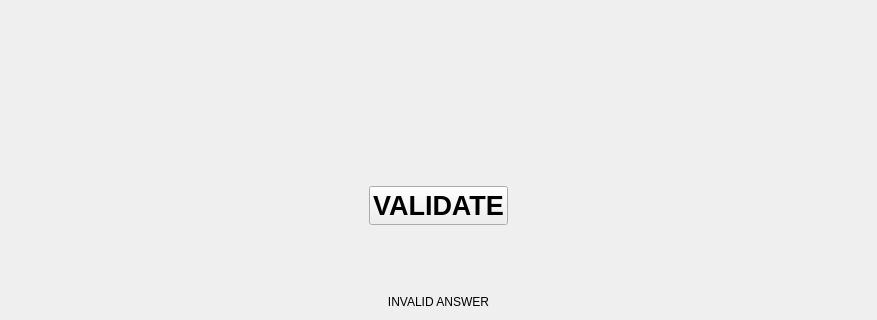
Before: the Qt Designer form keybuilder/licensewidget.ui in QtWorks/keymanager, drawn with Qt 5; both pictures show x 0 to 877 and y 215 to 535 of the 877 by 535 pixel window.
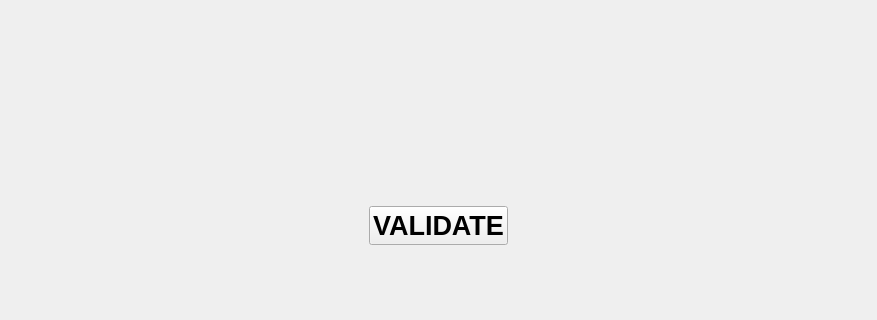
After: the same form once the commit is applied. Custom widgets are drawn as their Qt base class.

```diff
--- a/keybuilder/licensewidget.ui
+++ b/keybuilder/licensewidget.ui
@@ -171,20 +171,6 @@
      </property>
     </spacer>
    </item>
-   <item row="10" column="0">
-    <layout class="QHBoxLayout" name="horizontalLayout_2">
-     <item>
-      <widget class="QLabel" name="errorLabelWidget">
-       <property name="text">
-        <string>INVALID ANSWER</string>
-       </property>
-       <property name="alignment">
-        <set>Qt::AlignCenter</set>
-       </property>
-      </widget>
-     </item>
-    </layout>
-   </item>
   </layout>
  </widget>
  <customwidgets>
```
Left out of the diff: 26 changed lines with no effect on the pictures.
